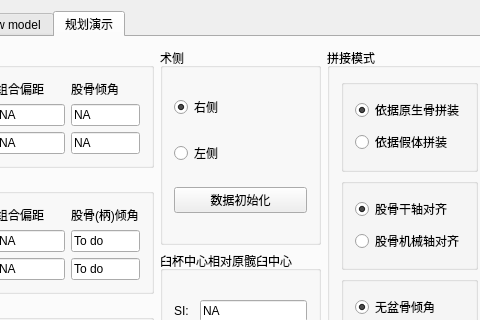
First picture: the form in Plugins/org.mitk.lancet.hipplanning/src/internal/THAPlanningControls.ui, repository zhaomengxiao/LancetMITK-Adition, before the edit; both pictures show x 147 to 627 and y 0 to 320 of the 863 by 808 pixel window.
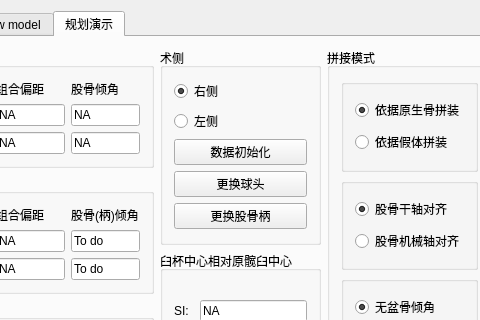
Second picture: the form after the edit.

What changed in the file:
```diff
--- a/Plugins/org.mitk.lancet.hipplanning/src/internal/THAPlanningControls.ui
+++ b/Plugins/org.mitk.lancet.hipplanning/src/internal/THAPlanningControls.ui
@@ -1066,6 +1066,20 @@
               </property>
              </widget>
             </item>
+            <item>
+             <widget class="QPushButton" name="pushButton_changehead">
+              <property name="text">
+               <string>更换球头</string>
+              </property>
+             </widget>
+            </item>
+            <item>
+             <widget class="QPushButton" name="pushButton_changestem">
+              <property name="text">
+               <string>更换股骨柄</string>
+              </property>
+             </widget>
+            </item>
            </layout>
           </widget>
          </item>
```
